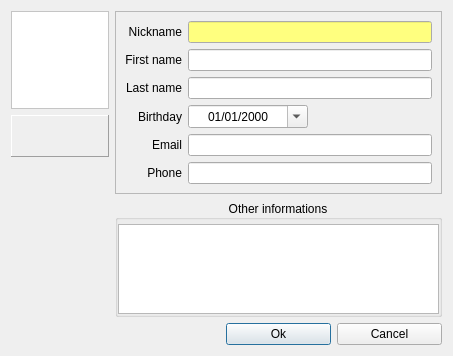
Qt form src/desktop/GuiEditVCard.ui (hwgao/beebeep) before a commit.
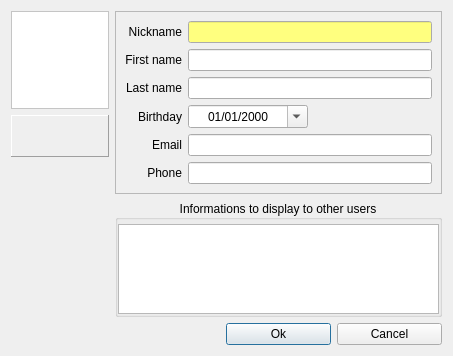
The same form after that commit. Icons and pictures are not drawn.

What changed in the file:
```diff
--- a/src/desktop/GuiEditVCard.ui
+++ b/src/desktop/GuiEditVCard.ui
@@ -337,7 +337,7 @@
    <item row="3" column="1" colspan="3">
     <widget class="QGroupBox" name="mp_gbInfo">
      <property name="title">
-      <string>Other informations</string>
+      <string>Informations to display to other users</string>
      </property>
      <property name="alignment">
       <set>Qt::AlignCenter</set>
```
